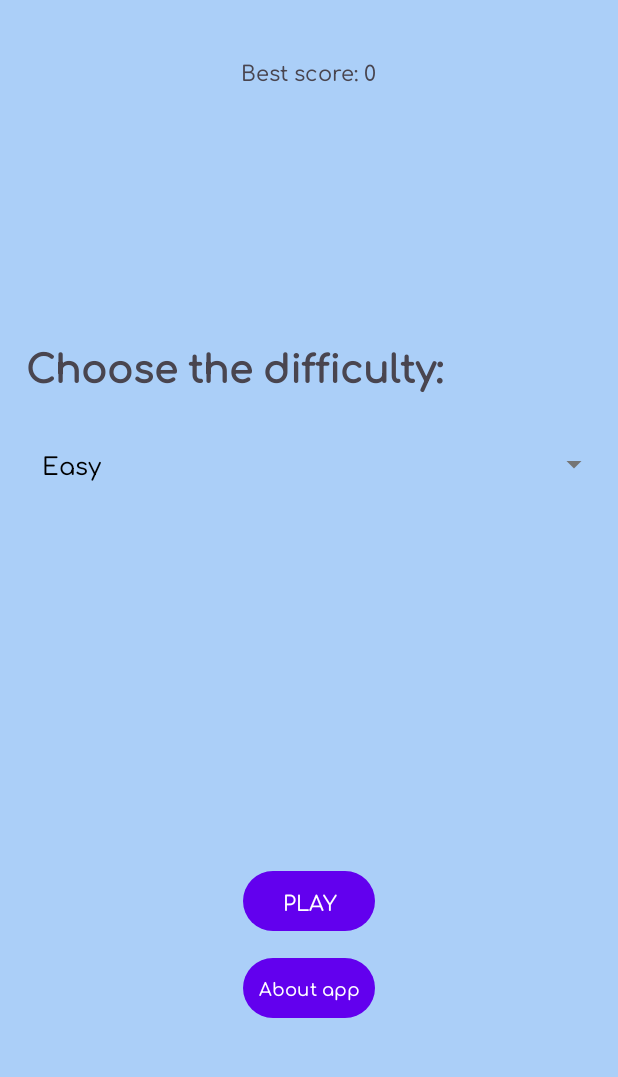
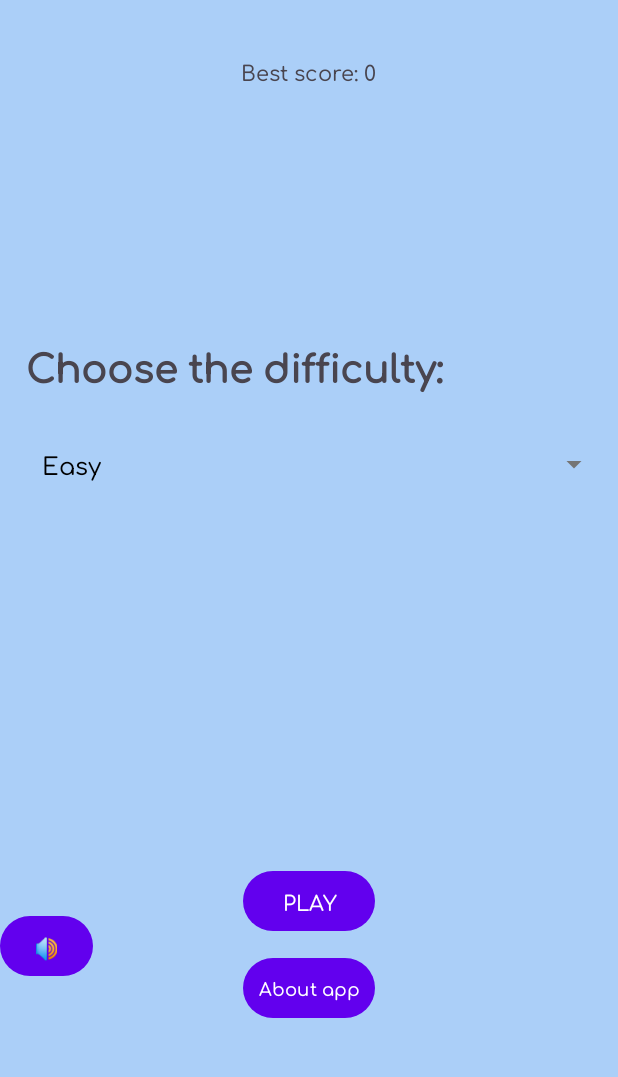
Before and after one commit to javelascot01/EQUIPO8-MOVILES, an Android app: the screen it shows after launch (MainActivity), on a phone screen of 412 x 824 dp, the part 127-1204 px from its top. Run offline under Robolectric (Android 15) with nearby library versions, the phone set to English and light mode, and no system bars.

Commit message:
mute
1mute

```diff
--- a/app/src/main/res/layout/activity_main.xml
+++ b/app/src/main/res/layout/activity_main.xml
@@ -94,4 +94,14 @@
         app:layout_constraintEnd_toEndOf="parent"
         app:layout_constraintStart_toStartOf="parent"
         app:layout_constraintTop_toTopOf="@+id/guideline" />
+
+    <Button
+        android:id="@+id/btnMute"
+        android:layout_width="62dp"
+        android:layout_height="48dp"
+        android:text="@string/mute"
+        app:layout_constraintBottom_toBottomOf="@+id/btnAcercaDe"
+        app:layout_constraintTop_toTopOf="@+id/btnJugar"
+        app:layout_constraintVertical_bias="0.52"
+        tools:layout_editor_absoluteX="75dp" />
 </androidx.constraintlayout.widget.ConstraintLayout>
--- a/app/src/main/res/values/strings.xml
+++ b/app/src/main/res/values/strings.xml
@@ -11,6 +11,7 @@
     <string name="pausar">PAUSE</string>
     <string name="continuar">CONTINUE</string>
     <string name="videos">Videos</string>
+    <string name="mute">🔊</string>
 
 
     <string name="app_name">Guess Where I Am</string>
```
Also changed, not shown: app/src/main/java/com/javt/equipo8moviles/view/MainActivity.kt (+37 -0 lines), 1 other file.
